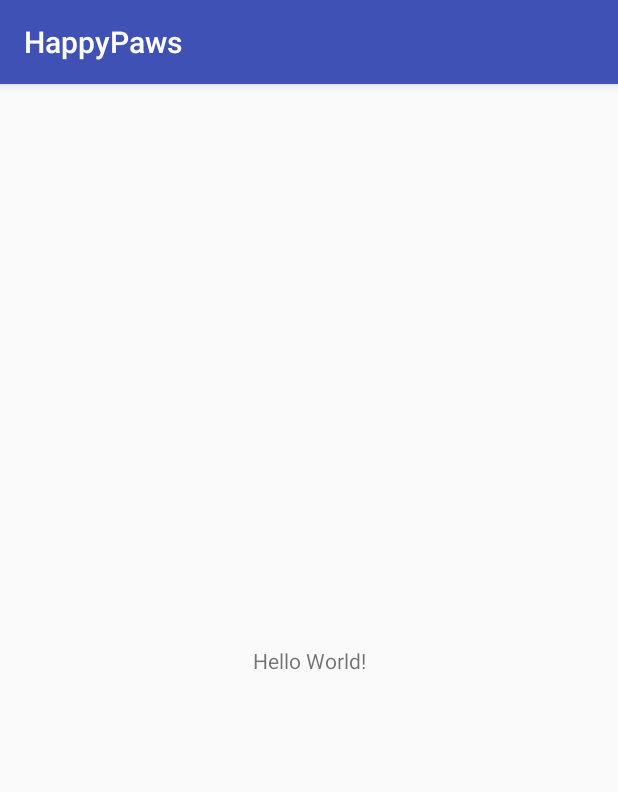
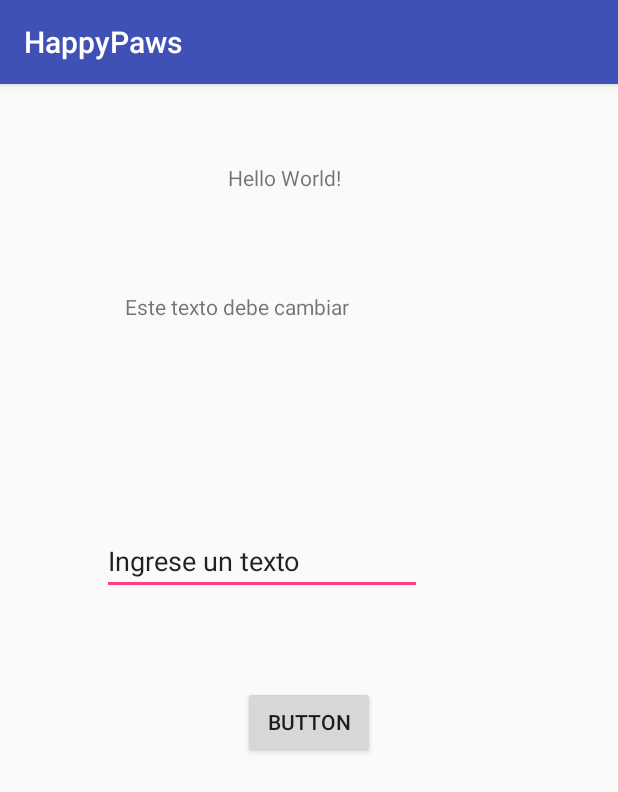
Before and after one commit to LennyZtyle/HappyPaws, an Android app: the screen it shows after launch (MainActivity), on a phone screen of 412 x 824 dp. Shown: the top 792 px of the screen. Run offline under Robolectric (Android 15) with nearby library versions, the phone set to English and light mode, and no system bars.

Commit message:
Adding first approach to class calling
Main class calling logincontroller class
to start handling events and information

```diff
--- a/app/src/main/java/com/happypaws/happypaws/MainActivity.kt
+++ b/app/src/main/java/com/happypaws/happypaws/MainActivity.kt
@@ -1,12 +1,27 @@
 package com.happypaws.happypaws
 
+import android.os.Bundle
 import android.support.v7.app.AppCompatActivity
-import android.os.Bundle
+import android.widget.EditText
+import android.widget.TextView
+import android.widget.Toast
+import com.happypaws.login.LoginController
+import kotlinx.android.synthetic.main.activity_main.*
+
 
 class MainActivity : AppCompatActivity() {
 
     override fun onCreate(savedInstanceState: Bundle?) {
         super.onCreate(savedInstanceState)
         setContentView(R.layout.activity_main)
+        var obj = LoginController()
+
+        button.setOnClickListener{
+            //textView.toString()
+            val textfield: EditText = findViewById(R.id.editText) as EditText
+            var tempText : String = textfield.text.toString()
+            textView.setText(obj.test(textfield.text.toString()))
+
+        }
     }
 }
--- /dev/null
+++ b/app/src/main/java/com/happypaws/login/LoginController.kt
@@ -0,0 +1,8 @@
+package com.happypaws.login
+
+class LoginController {
+
+    fun test(text:String): String {
+        return text+"gagaggfdsg"
+    }
+}
--- a/app/src/main/res/layout/activity_main.xml
+++ b/app/src/main/res/layout/activity_main.xml
@@ -7,12 +7,52 @@
     tools:context=".MainActivity">
 
     <TextView
+        android:id="@+id/textView2"
         android:layout_width="wrap_content"
         android:layout_height="wrap_content"
+        android:layout_marginBottom="30dp"
+        android:layout_marginTop="16dp"
         android:text="Hello World!"
-        app:layout_constraintBottom_toBottomOf="parent"
+        app:layout_constraintBottom_toTopOf="@+id/textView"
+        app:layout_constraintHorizontal_bias="0.451"
         app:layout_constraintLeft_toLeftOf="parent"
         app:layout_constraintRight_toRightOf="parent"
-        app:layout_constraintTop_toTopOf="parent" />
+        app:layout_constraintTop_toTopOf="parent"
+        app:layout_constraintVertical_bias="0.032" />
+
+    <Button
+        android:id="@+id/button"
+        android:layout_width="wrap_content"
+        android:layout_height="wrap_content"
+        android:layout_marginBottom="282dp"
+        android:text="Button"
+        app:layout_constraintBottom_toBottomOf="parent"
+        app:layout_constraintEnd_toEndOf="parent"
+        app:layout_constraintStart_toStartOf="parent"
+        app:layout_constraintTop_toBottomOf="@+id/editText" />
+
+    <TextView
+        android:id="@+id/textView"
+        android:layout_width="246dp"
+        android:layout_height="96dp"
+        android:layout_marginBottom="23dp"
+        android:text="Este texto debe cambiar"
+        app:layout_constraintBottom_toTopOf="@+id/editText"
+        app:layout_constraintEnd_toEndOf="parent"
+        app:layout_constraintStart_toStartOf="parent"
+        app:layout_constraintTop_toBottomOf="@+id/textView2" />
+
+    <EditText
+        android:id="@+id/editText"
+        android:layout_width="wrap_content"
+        android:layout_height="wrap_content"
+        android:layout_marginBottom="24dp"
+        android:layout_marginStart="68dp"
+        android:ems="10"
+        android:inputType="text|textPersonName"
+        android:text="Ingrese un texto"
+        app:layout_constraintBottom_toTopOf="@+id/button"
+        app:layout_constraintStart_toStartOf="parent"
+        app:layout_constraintTop_toBottomOf="@+id/textView" />
 
 </android.support.constraint.ConstraintLayout>
```
